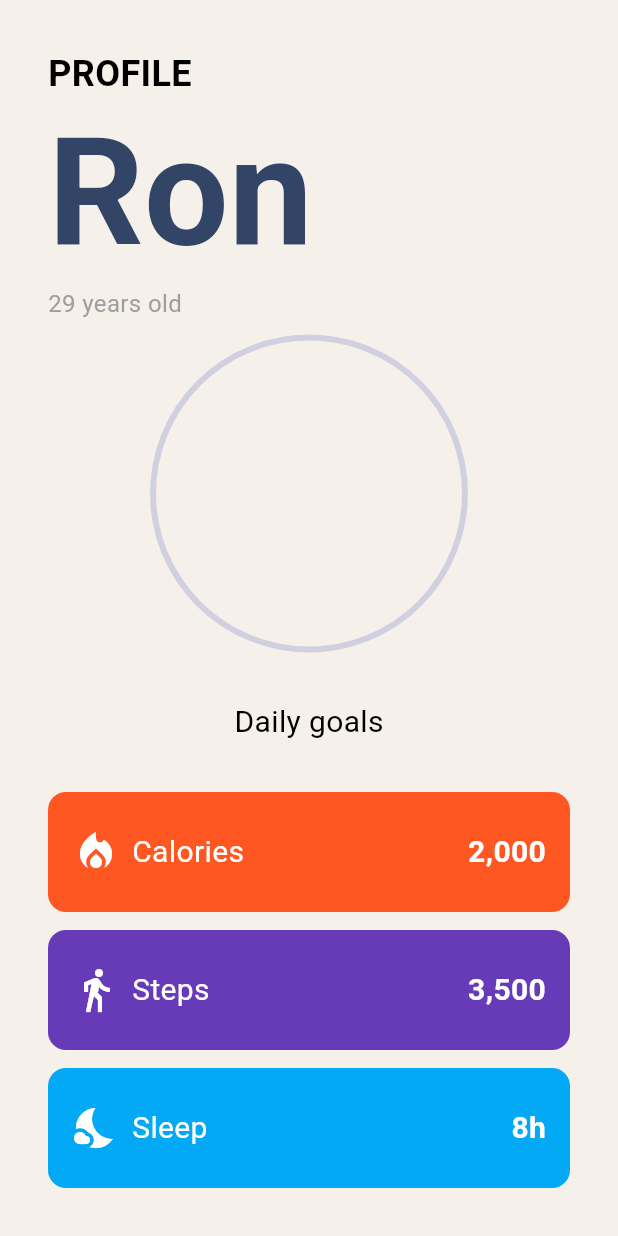
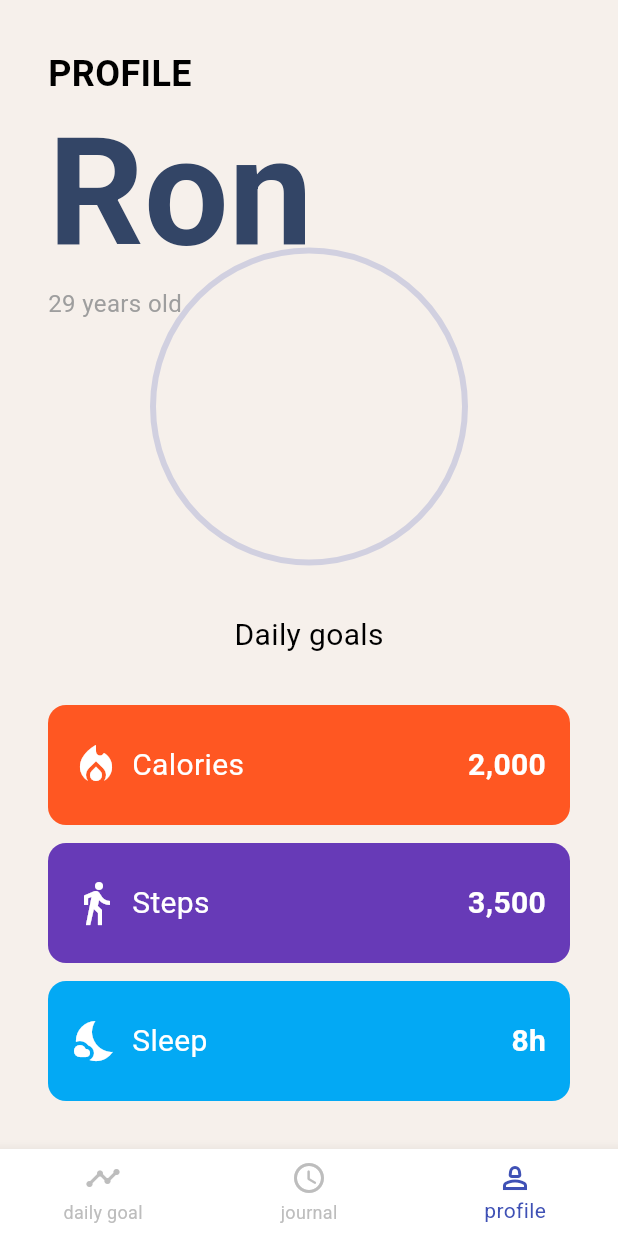
Before and after one commit to NML124/walk_tracker_challenge, a Flutter app: the screen it shows after launch, swiped to page 3, on a phone screen of 412 x 824 dp. Run offline on Flutter 3.47's test engine with Material 3 defaults, Android fonts, the phone set to English and light mode, and no system bars; our stand-ins replace auto_size_text, bloc, dartz, equatable, flutter_bloc, get_it and 1 more.

Commit message:
feat: Enhance MainScreen with dynamic page tracking and bottom navigation icons

```diff
--- a/lib/main_screen.dart
+++ b/lib/main_screen.dart
@@ -1,5 +1,7 @@
 import 'package:flutter/material.dart';
+import 'package:walk_tracker_challenge/core/l10n/app_localizations.dart';
 import 'package:walk_tracker_challenge/core/widgets/main_feature_cards_animation.dart';
+import 'package:walk_tracker_challenge/core/widgets/rive_circle_controller.dart';
 import 'package:walk_tracker_challenge/features/account/presentation/screens/account_screen.dart';
 import 'package:walk_tracker_challenge/features/journal/presentation/screens/journal_screen.dart';
 import '/features/daily_activities/presentation/screens/daily_activities_screen.dart';
@@ -15,6 +17,8 @@ class _MainScreenState extends State<MainScreen> {
   PageController pageController = PageController();
   ValueNotifier<double> scrollXPosition = ValueNotifier(0.0);
   double width = 0.0;
+  double height = 0.0;
+  int actualPage = 0;
   @override
   void initState() {
     pageController.addListener(() {
@@ -26,6 +30,7 @@ class _MainScreenState extends State<MainScreen> {
   @override
   Widget build(BuildContext context) {
     width = MediaQuery.sizeOf(context).width;
+    height = MediaQuery.sizeOf(context).height;
     return Scaffold(
       body: Stack(
         children: [
@@ -40,8 +45,65 @@ class _MainScreenState extends State<MainScreen> {
           ValueListenableBuilder(
             valueListenable: scrollXPosition,
             builder: (context, value, child) {
+              // Met à jour actualPage quand on passe un palier (1, 2, ...)
+              int newPage = value.round().clamp(0, 2);
+              if (actualPage != newPage) {
+                WidgetsBinding.instance.addPostFrameCallback((_) {
+                  setState(() {
+                    actualPage = newPage;
+                  });
+                });
+              }
               return MainFeatureCardsAnimation(animValue: value);
             },
+          ),
+         /* ValueListenableBuilder(
+            valueListenable: scrollXPosition,
+            builder: (context, value, child) {
+              return Transform.translate(
+                offset: Offset(width / 3, height / 2),
+                child: SizedBox(
+                  width: 500,
+                  height: 500,
+                  child: RiveCircleController(
+                    thickness: 3,
+                    colorSleep: Colors.blue,
+                    colorSteps: Colors.green,
+                    colorCalories: Colors.red,
+                    percentageSleep: 0.7,
+                    percentageSteps: 0.5,
+                    percentageCalories: 0.9,
+                  ),
+                ),
+              );
+            },
+          ),*/
+        ],
+      ),
+      bottomNavigationBar: BottomNavigationBar(
+        currentIndex: actualPage,
+        onTap: (value) {
+          pageController.animateToPage(
+            value,
+            duration: Duration(seconds: 1),
+            curve: Curves.ease,
+          );
+          setState(() {
+            actualPage = value;
+          });
+        },
+        items: [
+          BottomNavigationBarItem(
+            icon: Icon(Icons.timeline),
+            label: AppLocalizations.of(context)!.dailyGoal,
+          ),
+          BottomNavigationBarItem(
+            icon: Icon(Icons.access_time_rounded),
+            label: AppLocalizations.of(context)!.journal,
+          ),
+          BottomNavigationBarItem(
+            icon: Icon(Icons.person_2_outlined),
+            label: AppLocalizations.of(context)!.profile,
           ),
         ],
       ),
```
